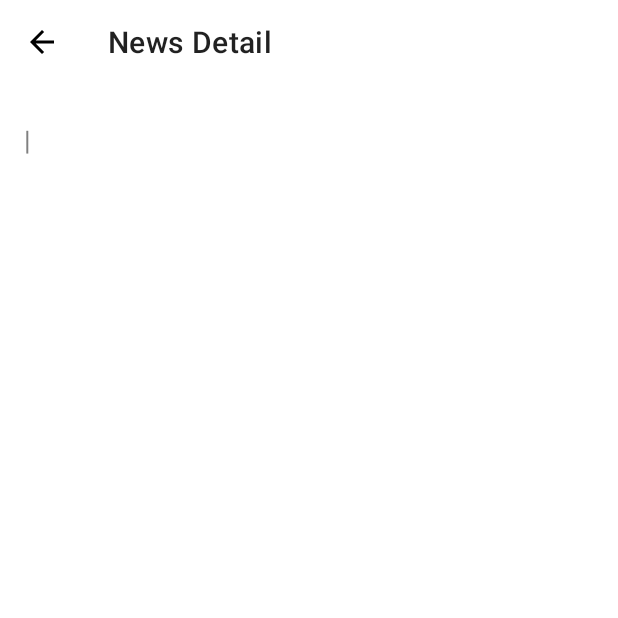
After one commit to chaighoz/NewsApp, an Android app: the DetailActivity screen opened directly, with no data from a screen before it, on a phone screen of 412 x 824 dp, the top half of it. The commit adds this screen. Run offline under Robolectric (Android 15) with nearby library versions, the phone set to English and light mode, and no system bars.

Commit message:
show newsApp

```diff
--- a/app/build.gradle
+++ b/app/build.gradle
@@ -1,6 +1,7 @@
 plugins {
     id 'com.android.application'
     id 'kotlin-android'
+    id 'kotlin-parcelize'
 }
 
 android {
--- /dev/null
+++ b/app/src/main/java/com/chaidar/newsapp/DetailActivity.kt
@@ -0,0 +1,65 @@
+package com.chaidar.newsapp
+
+import androidx.appcompat.app.AppCompatActivity
+import android.os.Bundle
+import android.widget.ImageView
+import android.widget.TextView
+import com.chaidar.newsapp.data.News
+
+class DetailActivity : AppCompatActivity() {
+
+    companion object {
+        const val EXTRA_NEWS_DATA = "news"
+        const val EXTRA_DATA_TITLE = "title"
+        const val EXTRA_DATA_DATE = "date"
+        const val EXTRA_DATA_AUTHOR = "author"
+        const val EXTRA_DATA_CONTENT = "content"
+        const val EXTRA_DATA_IMAGE = "image"
+    }
+
+    override fun onCreate(savedInstanceState: Bundle?) {
+        super.onCreate(savedInstanceState)
+        setContentView(R.layout.activity_detail)
+        setSupportActionBar(findViewById(R.id.toolbar_detail))
+        supportActionBar?.apply {
+            //menampilkan arrow back button di action bar
+            setDisplayHomeAsUpEnabled(true)
+            title = "News Detail"
+        }
+
+
+        val dataTitle = intent.getStringExtra(EXTRA_DATA_TITLE)
+        val dataDate = intent.getStringExtra(EXTRA_DATA_DATE)
+        val dataAuthor = intent.getStringExtra(EXTRA_DATA_AUTHOR)
+        val dataContent = intent.getStringExtra(EXTRA_DATA_CONTENT)
+        val dataImage = intent.getIntExtra(EXTRA_DATA_IMAGE, 0)
+
+        val news = intent.getParcelableExtra<News>(EXTRA_NEWS_DATA)
+
+        val tvTitle = findViewById<TextView>(R.id.tv_title_detail)
+        val tvDate = findViewById<TextView>(R.id.tv_date_detail)
+        val tvAuthor = findViewById<TextView>(R.id.tv_author_detail)
+        val tvContent = findViewById<TextView>(R.id.tv_content_detail)
+        val imgDetail = findViewById<ImageView>(R.id.img_news_detail)
+
+
+        if (news != null) {
+            tvTitle.text = news?.title
+            tvDate.text = news?.date
+            tvAuthor.text = news?.author
+            tvContent.text = news?.content
+            news.let { imgDetail.setImageResource(it.image) }
+        }else{
+            tvTitle.text = dataTitle
+            tvDate.text = dataDate
+            tvAuthor.text = dataAuthor
+            tvContent.text = dataContent
+            imgDetail.setImageResource(dataImage)
+        }
+    }
+
+    override fun onSupportNavigateUp(): Boolean {
+        onBackPressed()
+        return super.onSupportNavigateUp()
+    }
+}
--- a/app/src/main/java/com/chaidar/newsapp/adapter/SectionPagerAdapter.kt
+++ b/app/src/main/java/com/chaidar/newsapp/adapter/SectionPagerAdapter.kt
@@ -7,12 +7,12 @@ import com.chaidar.newsapp.fragment.AllNewsFragment
 import com.chaidar.newsapp.fragment.PopularFragment
 import com.chaidar.newsapp.fragment.TopFragment
 
-class SectionPagerAdapter (fa: FragmentActivity) : FragmentStateAdapter(fa) {
+class SectionPagerAdapter(fa: FragmentActivity) : FragmentStateAdapter(fa) {
+
     override fun getItemCount(): Int = 3
 
-
     override fun createFragment(position: Int): Fragment {
-        return when(position){
+        return when (position) {
             0 -> AllNewsFragment()
             1 -> TopFragment()
             2 -> PopularFragment()
--- a/app/src/main/java/com/chaidar/newsapp/data/News.kt
+++ b/app/src/main/java/com/chaidar/newsapp/data/News.kt
@@ -1,5 +1,9 @@
 package com.chaidar.newsapp.data
 
+import android.os.Parcelable
+import kotlinx.android.parcel.Parcelize
+
+@Parcelize
 data class News(
     val title: String,
     val content: String,
@@ -8,4 +12,4 @@ data class News(
     val time: String,
     val category: String,
     val image: Int
-)
+) : Parcelable
--- /dev/null
+++ b/app/src/main/res/layout/activity_detail.xml
@@ -0,0 +1,111 @@
+<?xml version="1.0" encoding="utf-8"?>
+<androidx.coordinatorlayout.widget.CoordinatorLayout xmlns:android="http://schemas.android.com/apk/res/android"
+    xmlns:app="http://schemas.android.com/apk/res-auto"
+    xmlns:tools="http://schemas.android.com/tools"
+    android:layout_width="match_parent"
+    android:layout_height="match_parent"
+    tools:context=".DetailActivity">
+
+    <com.google.android.material.appbar.AppBarLayout
+        android:id="@+id/app_bar_detail"
+        android:layout_width="match_parent"
+        android:layout_height="wrap_content">
+
+        <com.google.android.material.appbar.CollapsingToolbarLayout
+            android:layout_width="match_parent"
+            android:layout_height="wrap_content"
+            android:background="@color/white"
+            app:contentScrim="@color/white"
+            app:layout_anchor="@+id/app_bar_detail"
+            app:layout_anchorGravity="center"
+            app:layout_scrollFlags="scroll|exitUntilCollapsed|snap"
+            app:titleEnabled="false">
+
+            <androidx.constraintlayout.widget.ConstraintLayout
+                android:layout_width="match_parent"
+                android:layout_height="match_parent"
+                android:layout_marginStart="16dp"
+                android:layout_marginTop="?attr/actionBarSize"
+                android:layout_marginEnd="16dp"
+                android:layout_marginBottom="16dp">
+
+                <TextView
+                    android:id="@+id/tv_title_detail"
+                    android:layout_width="match_parent"
+                    android:layout_height="wrap_content"
+                    android:textColor="@color/black"
+                    android:textSize="18sp"
+                    app:layout_constraintTop_toTopOf="parent" />
+
+                <TextView
+                    android:id="@+id/tv_date_detail"
+                    android:layout_width="wrap_content"
+                    android:layout_height="wrap_content"
+                    android:textColor="@color/gray_text"
+                    android:textSize="18sp"
+                    app:layout_constraintStart_toStartOf="parent"
+                    app:layout_constraintTop_toBottomOf="@+id/tv_title_detail" />
+
+                <TextView
+                    android:id="@+id/tv_separate_detail"
+                    android:layout_width="wrap_content"
+                    android:layout_height="wrap_content"
+                    android:text="@string/txt_separate"
+                    android:textColor="@color/gray_text"
+                    android:textSize="18sp"
+                    app:layout_constraintBaseline_toBaselineOf="@id/tv_date_detail"
+                    app:layout_constraintStart_toEndOf="@id/tv_date_detail" />
+
+                <TextView
+                    android:id="@+id/tv_author_detail"
+                    android:layout_width="wrap_content"
+                    android:layout_height="wrap_content"
+                    android:textColor="@color/gray_text"
+                    android:textSize="18sp"
+                    app:layout_constraintBaseline_toBaselineOf="@id/tv_date_detail"
+                    app:layout_constraintStart_toEndOf="@id/tv_separate_detail" />
+
+                <com.google.android.material.card.MaterialCardView
+                    android:layout_width="match_parent"
+                    android:layout_height="200dp"
+                    android:layout_marginTop="16dp"
+                    app:cardCornerRadius="20dp"
+                    app:cardElevation="0dp"
+                    app:layout_constraintTop_toBottomOf="@id/tv_date_detail">
+
+                    <ImageView
+                        android:id="@+id/img_news_detail"
+                        android:layout_width="match_parent"
+                        android:layout_height="match_parent"
+                        android:contentDescription="@string/content_img_news_detail"
+                        android:scaleType="centerCrop" />
+
+                </com.google.android.material.card.MaterialCardView>
+            </androidx.constraintlayout.widget.ConstraintLayout>
+
+            <com.google.android.material.appbar.MaterialToolbar
+                android:id="@+id/toolbar_detail"
+                android:layout_width="match_parent"
+                android:layout_height="?attr/actionBarSize"
+                android:background="@color/white"
+                app:layout_collapseMode="pin" />
+
+        </com.google.android.material.appbar.CollapsingToolbarLayout>
+    </com.google.android.material.appbar.AppBarLayout>
+
+    <androidx.core.widget.NestedScrollView
+        android:layout_width="match_parent"
+        android:layout_height="wrap_content"
+        android:paddingStart="16dp"
+        android:paddingEnd="16dp"
+        android:paddingBottom="16dp"
+        app:layout_behavior="com.google.android.material.appbar.AppBarLayout$ScrollingViewBehavior">
+
+        <TextView
+            android:id="@+id/tv_content_detail"
+            android:layout_width="match_parent"
+            android:layout_height="wrap_content"
+            android:layout_margin="8dp"
+            android:textSize="18sp" />
+    </androidx.core.widget.NestedScrollView>
+</androidx.coordinatorlayout.widget.CoordinatorLayout>
--- a/app/src/main/res/values/strings.xml
+++ b/app/src/main/res/values/strings.xml
@@ -5,4 +5,5 @@
     <string name="content_img_headline">Image News Headline</string>
     <string name="txt_separate">|</string>
     <string name="content_img_news">Image News</string>
+    <string name="content_img_news_detail">Image News Detail</string>
 </resources>
```
Also changed, not shown: app/src/main/AndroidManifest.xml (+5 -2 lines), app/src/main/java/com/chaidar/newsapp/Helpers.kt (added, +33 -0 lines), app/src/main/java/com/chaidar/newsapp/MainActivity.kt (+20 -7 lines), app/src/main/java/com/chaidar/newsapp/adapter/NewsAdapter.kt (+18 -8 lines), app/src/main/java/com/chaidar/newsapp/fragment/AllNewsFragment.kt (+7 -12 lines), app/src/main/java/com/chaidar/newsapp/fragment/PopularFragment.kt (+7 -12 lines), app/src/main/java/com/chaidar/newsapp/fragment/TopFragment.kt (+6 -11 lines).
